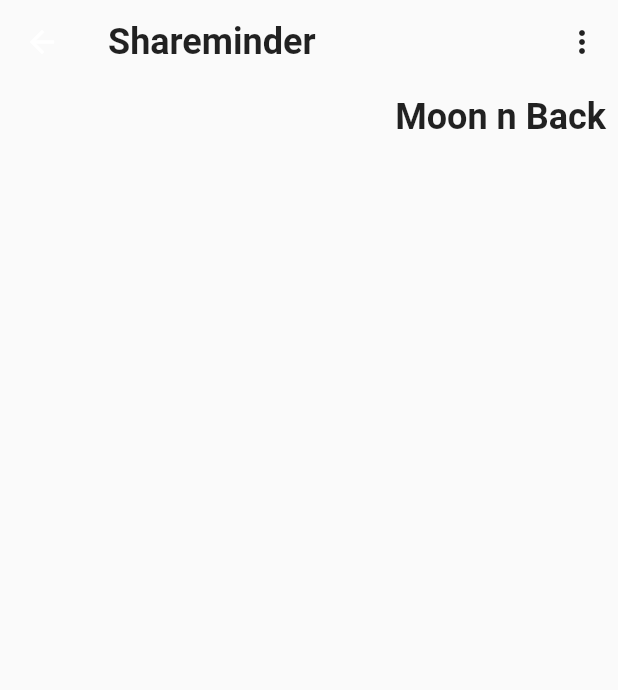
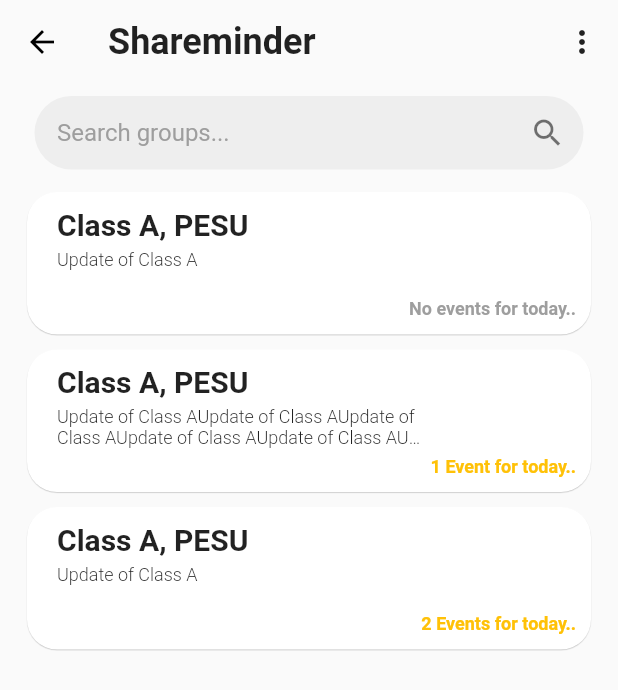
Before and after one commit to sathviksaya/override, a Flutter app: the Home screen opened directly, on a phone screen of 412 x 824 dp. Shown: the top 690 px of the screen. Run offline on Flutter 3.47's test engine with Material 2 defaults, Android fonts, the phone set to English and light mode, and no system bars; our stand-ins replace firebase_auth, firebase_core, flutter_spinkit, google_fonts, google_sign_in, lottie and 2 more; accounts and stored records are empty.

Commit message:
few shared widgets

```diff
--- a/lib/main.dart
+++ b/lib/main.dart
@@ -20,7 +20,10 @@
       title: 'Override',
       debugShowCheckedModeBanner: false,
       theme: ThemeData(
-        primarySwatch: Colors.green,
+        primarySwatch: Colors.grey,
+        inputDecorationTheme: InputDecorationTheme(
+          filled: true,
+        ),
       ),
       home: Diverge(),
     );
--- a/lib/screens/home.dart
+++ b/lib/screens/home.dart
@@ -1,13 +1,16 @@
-
 import 'package:flutter/material.dart';
 import 'package:google_fonts/google_fonts.dart';
 import 'package:override/screens/settings_screen.dart';
 import 'package:override/screens/widgets/dropdown_list.dart';
+import 'package:override/shared/group_card.dart';
+import 'package:override/shared/my_textfield.dart';
 import 'package:override/utils/google_auth.dart';
 import 'package:override/utils/page_surf.dart';
 
 class Home extends StatelessWidget {
   Home({Key? key}) : super(key: key);
+
+  TextEditingController _searchController = TextEditingController();
 
   @override
   Widget build(BuildContext context) {
@@ -47,18 +50,31 @@
         child: Column(
           mainAxisAlignment: MainAxisAlignment.start,
           children: [
-            Row(
-              mainAxisAlignment: MainAxisAlignment.end,
-              children: [
-                Text(
-                  "Moon n Back",
-                  style: GoogleFonts.roboto(
-                    fontSize: 24,
-                    fontWeight: FontWeight.bold,
-                  ),
-                ),
-              ],
-            )
+            MyTextField(
+              controller: _searchController,
+              hint: "Search groups...",
+              icon: Icons.search,
+              myBorderRadius: 50,
+            ),
+            SizedBox(
+              height: 10,
+            ),
+            GroupCard(
+              name: "Class A, PESU",
+              description: "Update of Class A",
+              eventsNumber: 0,
+            ),
+            GroupCard(
+              name: "Class A, PESU",
+              description:
+                  "Update of Class AUpdate of Class AUpdate of Class AUpdate of Class AUpdate of Class AUpdate of Class AUpdate of Class AUpdate of Class AUpdate of Class A",
+              eventsNumber: 1,
+            ),
+            GroupCard(
+              name: "Class A, PESU",
+              description: "Update of Class A",
+              eventsNumber: 2,
+            ),
           ],
         ),
       ),
--- /dev/null
+++ b/lib/shared/group_card.dart
@@ -0,0 +1,89 @@
+import 'package:flutter/material.dart';
+import 'package:google_fonts/google_fonts.dart';
+
+class GroupCard extends StatelessWidget {
+  final String name;
+  final String description;
+  final int eventsNumber;
+  const GroupCard(
+      {Key? key,
+      required this.name,
+      required this.description,
+      required this.eventsNumber})
+      : super(key: key);
+
+  @override
+  Widget build(BuildContext context) {
+    String eventsToday;
+    if (eventsNumber == 0) {
+      eventsToday = "No events for today..";
+    } else if (eventsNumber == 1) {
+      eventsToday = "${this.eventsNumber} Event for today..";
+    } else {
+      eventsToday = "${this.eventsNumber} Events for today..";
+    }
+
+    return Card(
+      elevation: 0.3,
+      margin: const EdgeInsets.symmetric(
+        horizontal: 10,
+        vertical: 5,
+      ),
+      child: Padding(
+        padding: const EdgeInsets.fromLTRB(20, 10, 10, 10),
+        child: Column(
+          crossAxisAlignment: CrossAxisAlignment.start,
+          children: [
+            Column(
+              crossAxisAlignment: CrossAxisAlignment.start,
+              children: [
+                Text(
+                  this.name,
+                  style: GoogleFonts.roboto(
+                    fontSize: 20,
+                    fontWeight: FontWeight.w600,
+                  ),
+                ),
+                SizedBox(
+                  height: 5,
+                ),
+                Container(
+                  width: MediaQuery.of(context).size.width * 0.6,
+                  child: Text(
+                    "${this.description}\n",
+                    softWrap: true,
+                    overflow: TextOverflow.ellipsis,
+                    maxLines: 2,
+                    style: GoogleFonts.roboto(
+                      fontSize: 12,
+                      fontWeight: FontWeight.w300,
+                    ),
+                  ),
+                ),
+              ],
+            ),
+            SizedBox(
+              height: 5,
+            ),
+            Row(
+              mainAxisAlignment: MainAxisAlignment.end,
+              children: [
+                Text(
+                  eventsToday,
+                  style: GoogleFonts.roboto(
+                    fontSize: 12,
+                    fontWeight: FontWeight.w600,
+                    color: this.eventsNumber == 0 ? Colors.grey : Colors.amber,
+                  ),
+                ),
+              ],
+            ),
+          ],
+        ),
+      ),
+      shape: RoundedRectangleBorder(
+        borderRadius: BorderRadius.circular(20),
+      ),
+    );
+  }
+}
--- /dev/null
+++ b/lib/shared/my_textfield.dart
@@ -0,0 +1,57 @@
+import 'package:flutter/material.dart';
+
+class MyTextField extends StatelessWidget {
+  final TextEditingController controller;
+  final String hint;
+  final IconData icon;
+  final double myBorderRadius;
+  const MyTextField({
+    Key? key,
+    required this.controller,
+    required this.hint,
+    required this.icon,
+    this.myBorderRadius = 15,
+  }) : super(key: key);
+
+  @override
+  Widget build(BuildContext context) {
+    return Container(
+      decoration: BoxDecoration(
+        borderRadius: BorderRadius.circular(50),
+      ),
+      margin: const EdgeInsets.symmetric(horizontal: 15),
+      child: TextFormField(
+        controller: controller,
+        textCapitalization: TextCapitalization.sentences,
+        keyboardType: TextInputType.text,
+        cursorColor: Colors.black54,
+        onChanged: (String? val) {
+          controller.text = val!;
+        },
+        style: TextStyle(color: Colors.black54),
+        decoration: InputDecoration(
+          hintText: hint,
+          hintStyle: TextStyle(
+            color: Colors.grey,
+          ),
+          contentPadding: const EdgeInsets.all(15),
+          border: InputBorder.none,
+          focusedBorder: OutlineInputBorder(
+            borderSide: BorderSide.none,
+            borderRadius: BorderRadius.circular(myBorderRadius),
+          ),
+          enabledBorder: UnderlineInputBorder(
+            borderSide: BorderSide.none,
+            borderRadius: BorderRadius.circular(myBorderRadius),
+          ),
+          fillColor: Colors.grey[200],
+          enabled: true,
+          suffixIcon: Icon(
+            icon,
+            color: Colors.black54,
+          ),
+        ),
+      ),
+    );
+  }
+}
```
